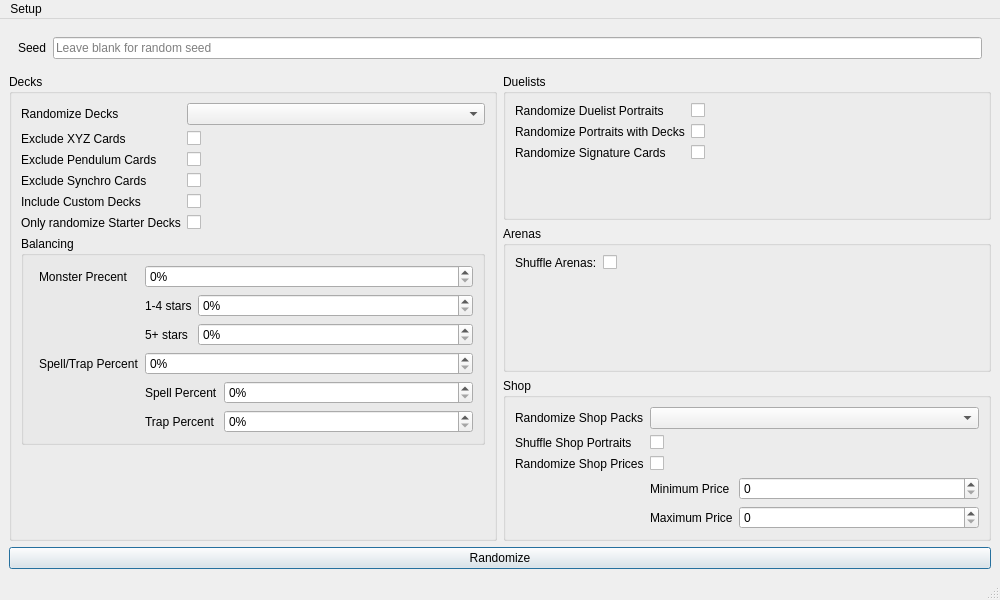
This is ui/mainwindow.ui in Cyb3RGER/CyberEmpire as Qt 5 draws it before an edit. The edited form follows.
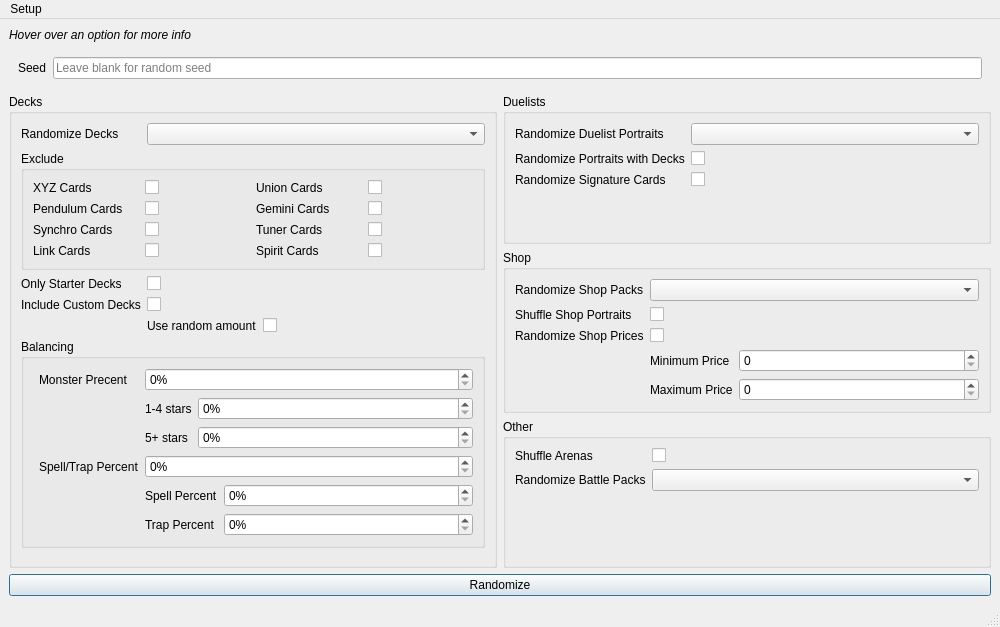
This is the edited form.

```diff
--- a/ui/mainwindow.ui
+++ b/ui/mainwindow.ui
@@ -7,7 +7,7 @@
     <x>0</x>
     <y>0</y>
     <width>1000</width>
-    <height>600</height>
+    <height>627</height>
    </rect>
   </property>
   <property name="windowTitle">
@@ -22,35 +22,8 @@
    </property>
    <layout class="QGridLayout" name="gridLayout_3">
     <item row="2" column="0">
-     <layout class="QGridLayout" name="gridLayout" rowstretch="0,1,1,1,1" columnstretch="1,1">
+     <layout class="QGridLayout" name="gridLayout" rowstretch="0,0,1,1,1,0" columnstretch="1,1">
       <item row="2" column="1">
-       <widget class="QGroupBox" name="grp_opt_arenas">
-        <property name="title">
-         <string>Arenas</string>
-        </property>
-        <layout class="QGridLayout" name="gridLayout_8">
-         <item row="0" column="0">
-          <layout class="QFormLayout" name="formLayout_3">
-           <item row="0" column="0">
-            <widget class="QLabel" name="label_4">
-             <property name="text">
-              <string>Shuffle Arenas:</string>
-             </property>
-            </widget>
-           </item>
-           <item row="0" column="1">
-            <widget class="QCheckBox" name="chb_shuffle_arenas">
-             <property name="text">
-              <string/>
-             </property>
-            </widget>
-           </item>
-          </layout>
-         </item>
-        </layout>
-       </widget>
-      </item>
-      <item row="1" column="1">
        <widget class="QGroupBox" name="grp_opt_duelists">
         <property name="title">
          <string>Duelists</string>
@@ -65,15 +38,8 @@
              </property>
             </widget>
            </item>
-           <item row="0" column="1">
-            <widget class="QCheckBox" name="chb_duelist_portrais">
-             <property name="text">
-              <string/>
-             </property>
-            </widget>
-           </item>
            <item row="1" column="0">
-            <widget class="QLabel" name="label_3">
+            <widget class="QLabel" name="lbl_link_duelists_decks">
              <property name="text">
               <string>Randomize Portraits with Decks</string>
              </property>
@@ -87,7 +53,7 @@
             </widget>
            </item>
            <item row="2" column="0">
-            <widget class="QLabel" name="label_2">
+            <widget class="QLabel" name="lbl_random_sig_cards">
              <property name="text">
               <string>Randomize Signature Cards</string>
              </property>
@@ -100,12 +66,15 @@
              </property>
             </widget>
            </item>
+           <item row="0" column="1">
+            <widget class="QComboBox" name="cmb_random_duelist_portraits"/>
+           </item>
           </layout>
          </item>
         </layout>
        </widget>
       </item>
-      <item row="1" column="0" rowspan="3">
+      <item row="2" column="0" rowspan="3">
        <widget class="QGroupBox" name="grp_opt_decks">
         <property name="title">
          <string>Decks</string>
@@ -114,7 +83,7 @@
          <item row="0" column="0">
           <layout class="QFormLayout" name="formLayout">
            <item row="0" column="0">
-            <widget class="QLabel" name="label">
+            <widget class="QLabel" name="lbl_decks">
              <property name="text">
               <string>Randomize Decks</string>
              </property>
@@ -123,50 +92,147 @@
            <item row="0" column="1">
             <widget class="QComboBox" name="cmb_decks"/>
            </item>
-           <item row="1" column="0">
-            <widget class="QLabel" name="label_5">
-             <property name="text">
-              <string>Exclude XYZ Cards</string>
+           <item row="1" column="0" colspan="2">
+            <widget class="QGroupBox" name="grp_opt_no">
+             <property name="title">
+              <string>Exclude </string>
              </property>
-            </widget>
-           </item>
-           <item row="1" column="1">
-            <widget class="QCheckBox" name="chb_no_xyz">
-             <property name="text">
-              <string/>
-             </property>
+             <layout class="QGridLayout" name="gridLayout_9">
+              <item row="0" column="0">
+               <layout class="QGridLayout" name="gridLayout_7">
+                <item row="3" column="0">
+                 <widget class="QLabel" name="lbl_no_link">
+                  <property name="text">
+                   <string>Link Cards</string>
+                  </property>
+                 </widget>
+                </item>
+                <item row="1" column="3">
+                 <widget class="QCheckBox" name="chb_no_gemini">
+                  <property name="text">
+                   <string/>
+                  </property>
+                 </widget>
+                </item>
+                <item row="1" column="2">
+                 <widget class="QLabel" name="label_3">
+                  <property name="text">
+                   <string>Gemini Cards</string>
+                  </property>
+                 </widget>
+                </item>
+                <item row="2" column="2">
+                 <widget class="QLabel" name="label_4">
+                  <property name="text">
+                   <string>Tuner Cards</string>
+                  </property>
+                 </widget>
+                </item>
+                <item row="0" column="0">
+                 <widget class="QLabel" name="lbl_no_xyz">
+                  <property name="text">
+                   <string>XYZ Cards</string>
+                  </property>
+                 </widget>
+                </item>
+                <item row="1" column="1">
+                 <widget class="QCheckBox" name="chb_no_pendulum">
+                  <property name="text">
+                   <string/>
+                  </property>
+                 </widget>
+                </item>
+                <item row="0" column="2">
+                 <widget class="QLabel" name="label_2">
+                  <property name="text">
+                   <string>Union Cards</string>
+                  </property>
+                 </widget>
+                </item>
+                <item row="3" column="2">
+                 <widget class="QLabel" name="label_5">
+                  <property name="text">
+                   <string>Spirit Cards</string>
+                  </property>
+                 </widget>
+                </item>
+                <item row="0" column="1">
+                 <widget class="QCheckBox" name="chb_no_xyz">
+                  <property name="text">
+                   <string/>
+                  </property>
+                 </widget>
+                </item>
+                <item row="1" column="0">
+                 <widget class="QLabel" name="lbl_no_pendulum">
+                  <property name="text">
+                   <string>Pendulum Cards</string>
+                  </property>
+                 </widget>
+                </item>
+                <item row="2" column="3">
+                 <widget class="QCheckBox" name="chb_no_tuner">
+                  <property name="text">
+                   <string/>
+                  </property>
+                 </widget>
+                </item>
+                <item row="3" column="1">
+                 <widget class="QCheckBox" name="chb_no_link">
+                  <property name="text">
+                   <string/>
+                  </property>
+                 </widget>
+                </item>
+                <item row="3" column="3">
+                 <widget class="QCheckBox" name="chb_no_spirit">
+                  <property name="text">
+                   <string/>
+                  </property>
+                 </widget>
+                </item>
+                <item row="2" column="0">
+                 <widget class="QLabel" name="lbl_no_synchro">
+                  <property name="text">
+                   <string>Synchro Cards</string>
+                  </property>
+                 </widget>
+                </item>
+                <item row="2" column="1">
+                 <widget class="QCheckBox" name="chb_no_synchro">
+                  <property name="text">
+                   <string/>
+                  </property>
+                 </widget>
+                </item>
+                <item row="0" column="3">
+                 <widget class="QCheckBox" name="chb_no_union">
+                  <property name="text">
+                   <string/>
+                  </property>
+                 </widget>
+                </item>
+               </layout>
+              </item>
+             </layout>
             </widget>
            </item>
            <item row="2" column="0">
             <widget class="QLabel" name="label_6">
              <property name="text">
-              <string>Exclude Pendulum Cards</string>
+              <string>Only Starter Decks</string>
              </property>
             </widget>
            </item>
            <item row="2" column="1">
-            <widget class="QCheckBox" name="chb_no_pendulum">
+            <widget class="QCheckBox" name="chb_only_starter_decks">
              <property name="text">
               <string/>
              </property>
             </widget>
            </item>
            <item row="3" column="0">
-            <widget class="QLabel" name="label_7">
-             <property name="text">
-              <string>Exclude Synchro Cards</string>
-             </property>
-            </widget>
-           </item>
-           <item row="3" column="1">
-            <widget class="QCheckBox" name="chb_no_synchro">
-             <property name="text">
-              <string/>
-             </property>
-            </widget>
-           </item>
-           <item row="4" column="0">
-            <widget class="QLabel" name="label_16">
+            <widget class="QLabel" name="lbl_include_custom">
              <property name="toolTip">
               <string>Load Custom decks from the 'custom_decks' folder. Decks have to be in the .ydc format.</string>
              </property>
@@ -175,28 +241,39 @@
              </property>
             </widget>
            </item>
-           <item row="4" column="1">
+           <item row="3" column="1">
             <widget class="QCheckBox" name="chb_include_custom">
              <property name="text">
               <string/>
              </property>
             </widget>
            </item>
-           <item row="5" column="1">
-            <widget class="QCheckBox" name="chb_only_starter_decks">
+           <item row="4" column="0">
+            <widget class="QLabel" name="label_26">
              <property name="text">
               <string/>
              </property>
             </widget>
            </item>
-           <item row="5" column="0">
-            <widget class="QLabel" name="label_13">
-             <property name="text">
-              <string>Only randomize Starter Decks</string>
-             </property>
-            </widget>
+           <item row="4" column="1">
+            <layout class="QFormLayout" name="formLayout_11">
+             <item row="0" column="0">
+              <widget class="QLabel" name="lbl_custom_random">
+               <property name="text">
+                <string>Use random amount</string>
+               </property>
+              </widget>
+             </item>
+             <item row="0" column="1">
+              <widget class="QCheckBox" name="chb_custom_random">
+               <property name="text">
+                <string/>
+               </property>
+              </widget>
+             </item>
+            </layout>
            </item>
-           <item row="6" column="0" colspan="2">
+           <item row="5" column="0" colspan="2">
             <widget class="QGroupBox" name="grp_balance_opts">
              <property name="title">
               <string>Balancing</string>
@@ -470,20 +547,7 @@
         </layout>
        </widget>
       </item>
-      <item row="4" column="0" colspan="2">
-       <widget class="QPushButton" name="btn_run">
-        <property name="text">
-         <string>Randomize</string>
-        </property>
-        <property name="default">
-         <bool>true</bool>
-        </property>
-        <property name="flat">
-         <bool>false</bool>
-        </property>
-       </widget>
-      </item>
-      <item row="0" column="0" colspan="2">
+      <item row="1" column="0" colspan="2">
        <widget class="QWidget" name="widget" native="true">
         <layout class="QGridLayout" name="gridLayout_4">
          <item row="0" column="0">
@@ -507,6 +571,68 @@
         </layout>
        </widget>
       </item>
+      <item row="0" column="0" colspan="2">
+       <widget class="QLabel" name="label">
+        <property name="font">
+         <font>
+          <italic>true</italic>
+         </font>
+        </property>
+        <property name="text">
+         <string>Hover over an option for more info</string>
+        </property>
+       </widget>
+      </item>
+      <item row="5" column="0" colspan="2">
+       <widget class="QPushButton" name="btn_run">
+        <property name="text">
+         <string>Randomize</string>
+        </property>
+        <property name="default">
+         <bool>true</bool>
+        </property>
+        <property name="flat">
+         <bool>false</bool>
+        </property>
+       </widget>
+      </item>
+      <item row="4" column="1">
+       <widget class="QGroupBox" name="grp_opt_arenas">
+        <property name="title">
+         <string>Other</string>
+        </property>
+        <layout class="QGridLayout" name="gridLayout_8">
+         <item row="0" column="0">
+          <layout class="QFormLayout" name="formLayout_3">
+           <item row="0" column="0">
+            <widget class="QLabel" name="lbl_shuffle_arenas">
+             <property name="text">
+              <string>Shuffle Arenas</string>
+             </property>
+            </widget>
+           </item>
+           <item row="0" column="1">
+            <widget class="QCheckBox" name="chb_shuffle_arenas">
+             <property name="text">
+              <string/>
+             </property>
+            </widget>
+           </item>
+           <item row="1" column="0">
+            <widget class="QLabel" name="lbl_random_battle_packs">
+             <property name="text">
+              <string>Randomize Battle Packs</string>
+             </property>
+            </widget>
+           </item>
+           <item row="1" column="1">
+            <widget class="QComboBox" name="cmb_random_battle_packs"/>
+           </item>
+          </layout>
+         </item>
+        </layout>
+       </widget>
+      </item>
      </layout>
     </item>
    </layout>
```
Left out of the diff: 34 changed lines with no effect on the pictures.
